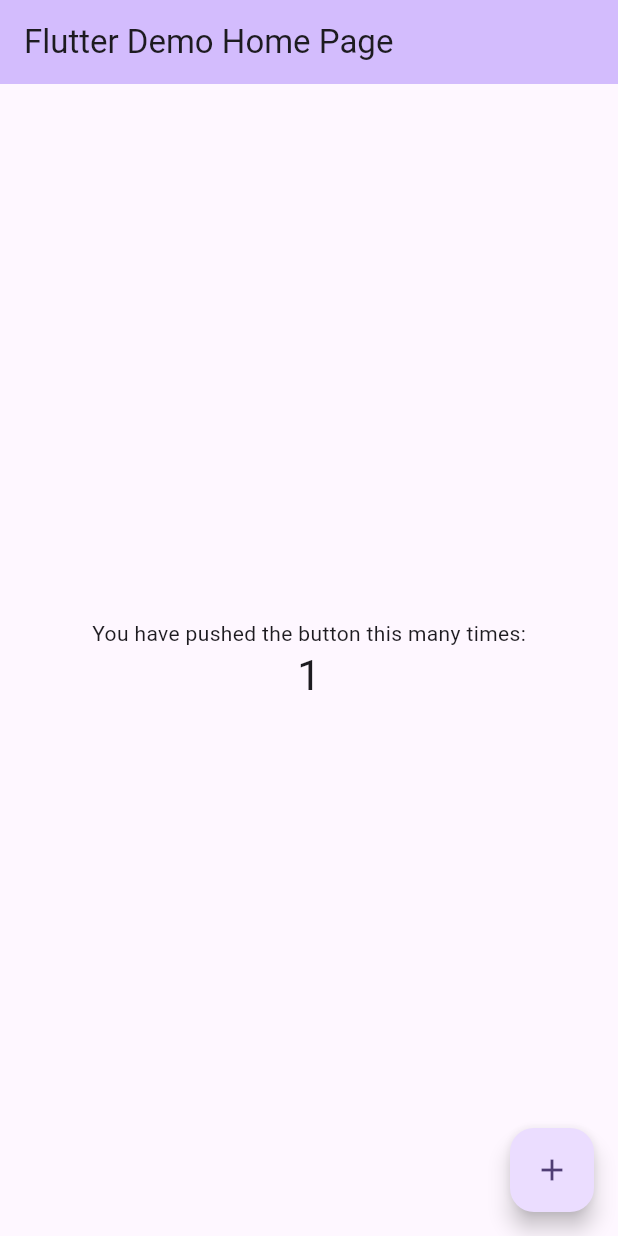
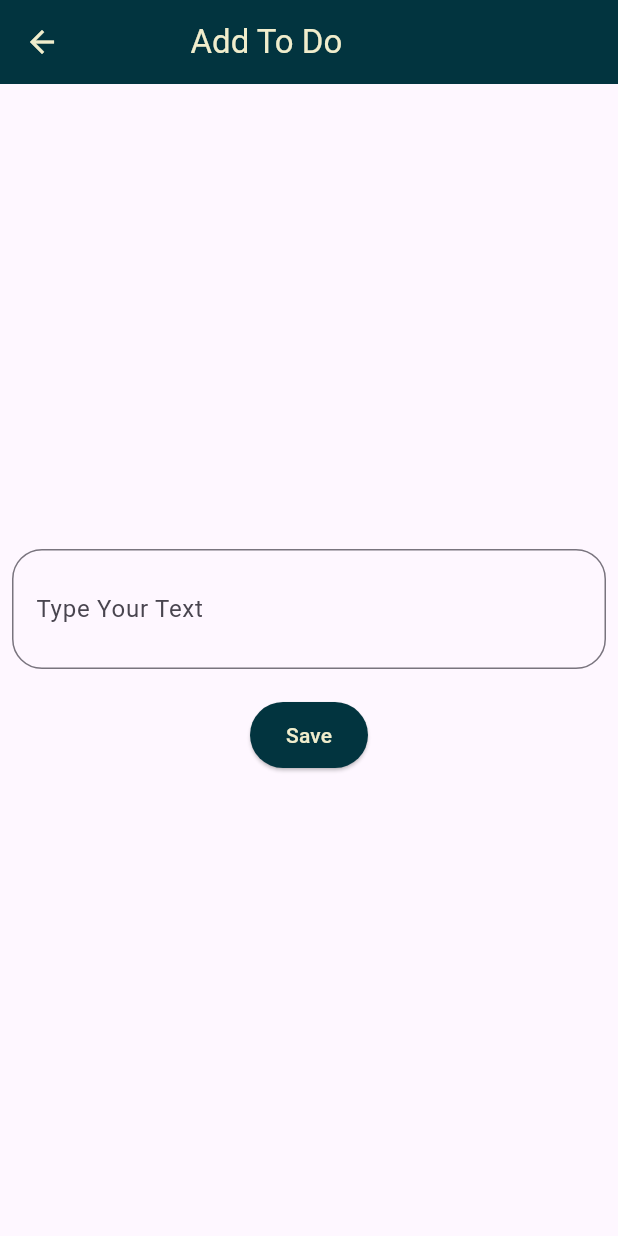
Before and after one commit to Eng-MostafaRamadan/ITI-Tasks, a Flutter app: the screen it shows after launch, after a tap on the "add" icon, on a phone screen of 412 x 824 dp. Run offline on Flutter 3.47's test engine with Material 3 defaults, Android fonts, the phone set to English and light mode, and no system bars; our stand-ins replace loading_indicator; network calls fail.

```diff
--- /dev/null
+++ b/day5_task/lib/add.dart
@@ -0,0 +1,120 @@
+import 'dart:convert';
+import 'package:flutter/material.dart';
+import 'package:http/http.dart' as http;
+import 'package:loading_indicator/loading_indicator.dart';
+
+class AddScreen extends StatefulWidget {
+  const AddScreen({super.key});
+
+  @override
+  State<AddScreen> createState() => _AddScreenState();
+}
+
+class _AddScreenState extends State<AddScreen> {
+  final GlobalKey<FormState> formKey = GlobalKey<FormState>();
+  String text = '';
+  bool isloading = false;
+  final List<Color> _kDefaultRainbowColors = [
+    Colors.red,
+    Colors.orange,
+    Colors.yellow,
+    Colors.green,
+    Colors.blue,
+    Colors.indigo,
+    Colors.purple,
+  ];
+
+  callApi() async {
+    Uri path = Uri.parse("https://api.mohamed-sadek.com/Task/POST");
+    Map<String, String> myHeaders = {"Content-Type": "application/json"};
+    Map<String, dynamic> myBody = {"Title": text};
+
+    setState(() {
+      isloading = true;
+    });
+
+    await http.post(path, headers: myHeaders, body: json.encode(myBody));
+
+    setState(() {
+      isloading = false;
+    });
+  }
+
+  @override
+  Widget build(BuildContext context) {
+    return Scaffold(
+      appBar: AppBar(
+        iconTheme: IconThemeData(color: Color(0xffF0EDCC)),
+        backgroundColor: Color(0xff02343F),
+        title: Padding(
+          padding: const EdgeInsets.only(left: 55),
+          child: Text(
+            "Add To Do",
+            style: TextStyle(color: Color(0xffF0EDCC)),
+          ),
+        ),
+      ),
+      body: isloading == true
+          ? Center(
+              child: SizedBox(
+                width: 100,
+                height: 100,
+                child: LoadingIndicator(
+                  indicatorType: Indicator.pacman,
+                  colors: _kDefaultRainbowColors,
+                  strokeWidth: 4.0,
+                ),
+              ),
+            )
+          : Padding(
+              padding: const EdgeInsets.all(8.0),
+              child: Form(
+                key: formKey,
+                child: Column(
+                  mainAxisAlignment: MainAxisAlignment.center,
+                  children: [
+                    TextFormField(
+                      onSaved: (newValue) => text = newValue!,
+                      validator: (value) {
+                        if (value == null || value.trim().isEmpty) {
+                          return "This Field is Required";
+                        }
+                        return null;
+                      },
+                      maxLines: 2,
+                      keyboardType: TextInputType.text,
+                      decoration: InputDecoration(
+                        hintText: "Enter your task...",
+                        labelText: "Type Your Text",
+                        border: OutlineInputBorder(
+                          borderRadius: BorderRadius.circular(20),
+                        ),
+                      ),
+                    ),
+                    SizedBox(height: 20),
+                    ElevatedButton(
+                      style: ButtonStyle(
+                        backgroundColor:
+                            WidgetStateProperty.all(Color(0xff02343F)),
+                        padding: WidgetStateProperty.all(
+                          EdgeInsets.symmetric(vertical: 12, horizontal: 24),
+                        ),
+                      ),
+                      onPressed: () {
+                        if (formKey.currentState!.validate()) {
+                          formKey.currentState!.save();
+                          callApi();
+                        }
+                      },
+                      child: Text(
+                        "Save",
+                        style: TextStyle(color: Color(0xffF0EDCC)),
+                      ),
+                    )
+                  ],
+                ),
+              ),
+            ),
+    );
+  }
+}
--- a/day5_task/lib/main.dart
+++ b/day5_task/lib/main.dart
@@ -1,3 +1,5 @@
+import 'package:day5_task/add.dart';
+import 'package:day5_task/main_screen.dart';
 import 'package:flutter/material.dart';
 
 void main() {
@@ -7,119 +9,15 @@ void main() {
 class MyApp extends StatelessWidget {
   const MyApp({super.key});
 
-  // This widget is the root of your application.
   @override
   Widget build(BuildContext context) {
     return MaterialApp(
-      title: 'Flutter Demo',
-      theme: ThemeData(
-        // This is the theme of your application.
-        //
-        // TRY THIS: Try running your application with "flutter run". You'll see
-        // the application has a purple toolbar. Then, without quitting the app,
-        // try changing the seedColor in the colorScheme below to Colors.green
-        // and then invoke "hot reload" (save your changes or press the "hot
-        // reload" button in a Flutter-supported IDE, or press "r" if you used
-        // the command line to start the app).
-        //
-        // Notice that the counter didn't reset back to zero; the application
-        // state is not lost during the reload. To reset the state, use hot
-        // restart instead.
-        //
-        // This works for code too, not just values: Most code changes can be
-        // tested with just a hot reload.
-        colorScheme: ColorScheme.fromSeed(seedColor: Colors.deepPurple),
-        useMaterial3: true,
-      ),
-      home: const MyHomePage(title: 'Flutter Demo Home Page'),
+      debugShowCheckedModeBanner: false,
+      initialRoute: "Main",
+      routes: {
+        "Main": (context) => MainScreen(),
+        "Add": (context) => AddScreen(),
+      },
     );
   }
 }
-
-class MyHomePage extends StatefulWidget {
-  const MyHomePage({super.key, required this.title});
-
-  // This widget is the home page of your application. It is stateful, meaning
-  // that it has a State object (defined below) that contains fields that affect
-  // how it looks.
-
-  // This class is the configuration for the state. It holds the values (in this
-  // case the title) provided by the parent (in this case the App widget) and
-  // used by the build method of the State. Fields in a Widget subclass are
-  // always marked "final".
-
-  final String title;
-
-  @override
-  State<MyHomePage> createState() => _MyHomePageState();
-}
-
-class _MyHomePageState extends State<MyHomePage> {
-  int _counter = 0;
-
-  void _incrementCounter() {
-    setState(() {
-      // This call to setState tells the Flutter framework that something has
-      // changed in this State, which causes it to rerun the build method below
-      // so that the display can reflect the updated values. If we changed
-      // _counter without calling setState(), then the build method would not be
-      // called again, and so nothing would appear to happen.
-      _counter++;
-    });
-  }
-
-  @override
-  Widget build(BuildContext context) {
-    // This method is rerun every time setState is called, for instance as done
-    // by the _incrementCounter method above.
-    //
-    // The Flutter framework has been optimized to make rerunning build methods
-    // fast, so that you can just rebuild anything that needs updating rather
-    // than having to individually change instances of widgets.
-    return Scaffold(
-      appBar: AppBar(
-        // TRY THIS: Try changing the color here to a specific color (to
-        // Colors.amber, perhaps?) and trigger a hot reload to see the AppBar
-        // change color while the other colors stay the same.
-        backgroundColor: Theme.of(context).colorScheme.inversePrimary,
-        // Here we take the value from the MyHomePage object that was created by
-        // the App.build method, and use it to set our appbar title.
-        title: Text(widget.title),
-      ),
-      body: Center(
-        // Center is a layout widget. It takes a single child and positions it
-        // in the middle of the parent.
-        child: Column(
-          // Column is also a layout widget. It takes a list of children and
-          // arranges them vertically. By default, it sizes itself to fit its
-          // children horizontally, and tries to be as tall as its parent.
-          //
-          // Column has various properties to control how it sizes itself and
-          // how it positions its children. Here we use mainAxisAlignment to
-          // center the children vertically; the main axis here is the vertical
-          // axis because Columns are vertical (the cross axis would be
-          // horizontal).
-          //
-          // TRY THIS: Invoke "debug painting" (choose the "Toggle Debug Paint"
-          // action in the IDE, or press "p" in the console), to see the
-          // wireframe for each widget.
-          mainAxisAlignment: MainAxisAlignment.center,
-          children: <Widget>[
-            const Text(
-              'You have pushed the button this many times:',
-            ),
-            Text(
-              '$_counter',
-              style: Theme.of(context).textTheme.headlineMedium,
-            ),
-          ],
-        ),
-      ),
-      floatingActionButton: FloatingActionButton(
-        onPressed: _incrementCounter,
-        tooltip: 'Increment',
-        child: const Icon(Icons.add),
-      ), // This trailing comma makes auto-formatting nicer for build methods.
-    );
-  }
-}
--- /dev/null
+++ b/day5_task/lib/main_screen.dart
@@ -0,0 +1,149 @@
+import 'package:flutter/material.dart';
+import 'package:http/http.dart' as http;
+import 'dart:convert';
+
+import 'package:loading_indicator/loading_indicator.dart';
+
+class MainScreen extends StatefulWidget {
+  const MainScreen({super.key});
+
+  @override
+  State<MainScreen> createState() => _MainScreenState();
+}
+
+class _MainScreenState extends State<MainScreen> {
+  List todo = [];
+  String text = '';
+  bool isLoading = false;
+  final List<Color> _kDefaultRainbowColors = [
+    Colors.red,
+    Colors.orange,
+    Colors.yellow,
+    Colors.green,
+    Colors.blue,
+    Colors.indigo,
+    Colors.purple,
+  ];
+
+  @override
+  void initState() {
+    super.initState();
+    callApi();
+  }
+
+  callApi() async {
+    setState(() {
+      isLoading = true;
+    });
+
+    Uri path = Uri.parse("https://api.mohamed-sadek.com/Task/Get");
+    Map<String, String> headers = {"Content-Type": "application/json"};
+
+    var response = await http.get(path, headers: headers);
+
+    List temp = json.decode(response.body)["Data"];
+    setState(() {
+      todo = temp;
+    });
+
+    setState(() {
+      isLoading = false;
+    });
+  }
+
+  callApiToDelete(int taskId) async {
+    Uri path =
+        Uri.parse("https://api.mohamed-sadek.com/Task/Delete?ID=$taskId");
+    Map<String, String> myHeaders = {"Content-Type": "application/json"};
+
+    setState(() {
+      isLoading = true;
+    });
+
+    var response = await http.delete(path, headers: myHeaders);
+
+    if (response.statusCode == 200) {
+      setState(() {
+        todo.removeWhere((task) => task["ID"] == taskId);
+      });
+      print("Task deleted successfully!");
+    } else {
+      print("Failed to delete task: ${response.statusCode} - ${response.body}");
+    }
+
+    setState(() {
+      isLoading = false;
+    });
+  }
+
+  @override
+  Widget build(BuildContext context) {
+    return Scaffold(
+      floatingActionButton: FloatingActionButton(
+        backgroundColor: Color(0xff02343F),
+        onPressed: () {
+          Navigator.of(context).pushNamed("Add");
+        },
+        child: Icon(Icons.add, color: Color(0xffF0EDCC)),
+      ),
+      appBar: AppBar(
+        backgroundColor: Color(0xff02343F),
+        title: Center(
+          child: Text(
+            "TO-DO List",
+            style: TextStyle(color: Color(0xffF0EDCC)),
+          ),
+        ),
+        actions: [
+          IconButton(
+            icon: Icon(Icons.refresh, color: Color(0xffF0EDCC)),
+            onPressed: callApi,
+          ),
+        ],
+      ),
+      body: isLoading
+          ? Center(
+              child: SizedBox(
+                width: 100,
+                height: 100,
+                child: LoadingIndicator(
+                  indicatorType: Indicator.ballRotateChase,
+                  colors: _kDefaultRainbowColors,
+                  strokeWidth: 4.0,
+                ),
+              ),
+            ) // Show loading indicator
+          : todo.isEmpty
+              ? Center(
+                  child: Text(
+                    "No tasks available",
+                    style: TextStyle(fontSize: 18, fontWeight: FontWeight.w500),
+                  ),
+                )
+              : ListView.builder(
+                  itemCount: todo.length,
+                  itemBuilder: (context, index) {
+                    final task = todo[index];
+                    return Card(
+                      margin: EdgeInsets.symmetric(vertical: 8, horizontal: 12),
+                      elevation: 4,
+                      shape: RoundedRectangleBorder(
+                        borderRadius: BorderRadius.circular(12),
+                      ),
+                      child: ListTile(
+                        leading: Icon(Icons.task, color: Color(0xff02343F)),
+                        title:
+                            Text(task["Title"], style: TextStyle(fontSize: 18)),
+                        trailing: IconButton(
+                          icon: Icon(Icons.delete, color: Colors.red),
+                          onPressed: () {
+                            callApiToDelete(task["ID"]);
+                          },
+                        ),
+                      ),
+                    );
+                  },
+                ),
+    );
+  }
+}
--- a/day5_task/pubspec.yaml
+++ b/day5_task/pubspec.yaml
@@ -34,6 +34,8 @@ dependencies:
   # The following adds the Cupertino Icons font to your application.
   # Use with the CupertinoIcons class for iOS style icons.
   cupertino_icons: ^1.0.8
+  http: ^1.3.0
+  loading_indicator: ^3.1.1
 
 dev_dependencies:
   flutter_test:
```
Also changed, not shown: day5_task/pubspec.lock.
